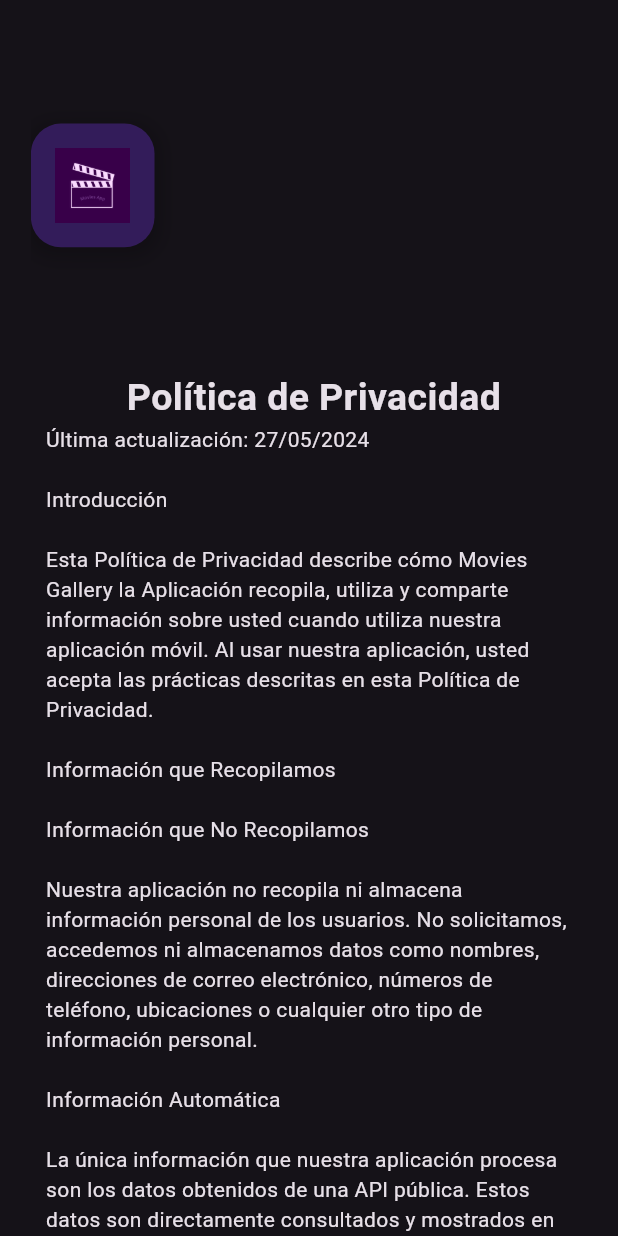
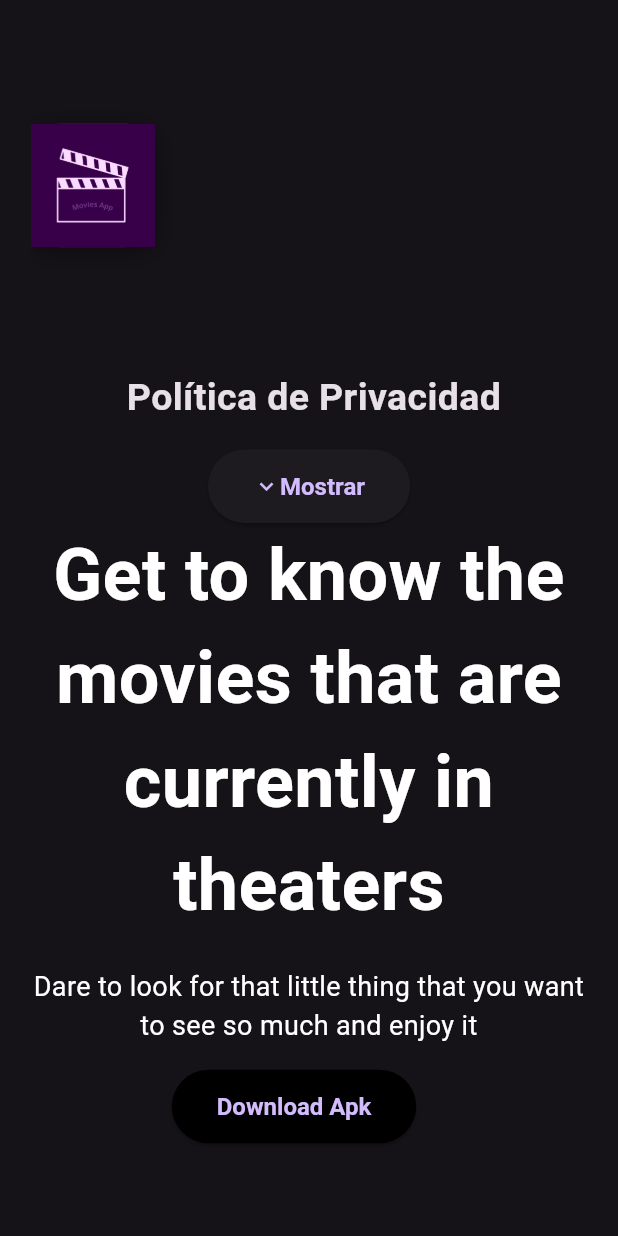
Before and after one commit to Alsahim0420/movies-gallery-landing, a Flutter app: the screen it shows after launch, on a phone screen of 412 x 824 dp. Run offline on Flutter 3.47's test engine with Material 3 defaults, Android fonts, the phone set to English and light mode, and no system bars; missing offline and left inert: dart:html.

Commit message:
fix(download):add download button

```diff
--- a/lib/main.dart
+++ b/lib/main.dart
@@ -1,6 +1,10 @@
-import 'package:flutter/cupertino.dart';
+// ignore_for_file: avoid_web_libraries_in_flutter
+
 import 'package:flutter/material.dart';
-import 'package:flutter/widgets.dart';
+
+import 'dart:html' as html;
+
+import 'package:flutter/services.dart';
 
 void main() => runApp(const MyApp());
 
@@ -30,7 +34,7 @@ class LandingPage extends StatefulWidget {
 }
 
 class _LandingPageState extends State<LandingPage> {
-  bool isHide = false;
+  bool isHide = true;
   @override
   Widget build(BuildContext context) {
     const String privacyPolicy = '''
@@ -108,7 +112,7 @@ Al utilizar nuestra aplicación, usted acepta esta Política de Privacidad. Si n
                         ]),
                     child: Image.asset(
                       'assets/images/image_logo.png',
-                      scale: 10,
+                      scale: 1,
                     ),
                   ),
                 ],
@@ -124,6 +128,8 @@ Al utilizar nuestra aplicación, usted acepta esta Política de Privacidad. Si n
                   style: TextStyle(fontSize: 25, fontWeight: FontWeight.bold),
                 ),
               ),
+              SizedBox(height: size.height * 0.02),
+
               if (!isHide)
                 Container(
                   color: Colors.transparent,
@@ -131,27 +137,38 @@ Al utilizar nuestra aplicación, usted acepta esta Política de Privacidad. Si n
                   child: const Text(privacyPolicy),
                 ),
 
-              SizedBox(
-                width: size.width * 0.2,
-                child: ElevatedButton(
+              Row(
+                mainAxisAlignment: MainAxisAlignment.center,
+                children: [
+                  ElevatedButton(
+                    style: ElevatedButton.styleFrom(
+                      padding: const EdgeInsets.symmetric(
+                          horizontal: 30, vertical: 15),
+                      textStyle: const TextStyle(
+                        color: Colors.white,
+                        fontSize: 16,
+                        fontWeight: FontWeight.bold,
+                      ),
+                    ),
                     onPressed: () {
                       setState(() {
                         isHide = !isHide;
                       });
                     },
                     child: Row(
-                    mainAxisAlignment: MainAxisAlignment.center,
+                      mainAxisAlignment: MainAxisAlignment.spaceBetween,
                       children: [
                         Icon(!isHide
                             ? Icons.keyboard_arrow_up_outlined
                             : Icons.keyboard_arrow_down_outlined),
-                      SizedBox(
-                        width: size.width * 0.05,
-                      ),
+                        // SizedBox(
+                        //   width: size.width * 0.05,
+                        // ),
                         Text(!isHide ? "Ocultar" : "Mostrar"),
                       ],
                     ),
                   ),
+                ],
               ),
 
               // Heading
@@ -169,9 +186,7 @@ Al utilizar nuestra aplicación, usted acepta esta Política de Privacidad. Si n
               ),
 
               // Subtitle
-              const Padding(
-                padding: EdgeInsets.only(bottom: 30.0),
-                child: Text(
+              const Text(
                 'Dare to look for that little thing that you want to see so much and enjoy it',
                 textAlign: TextAlign.center,
                 style: TextStyle(
@@ -179,7 +194,7 @@ Al utilizar nuestra aplicación, usted acepta esta Política de Privacidad. Si n
                   color: Colors.white,
                 ),
               ),
-              ),
+              SizedBox(height: size.height * 0.02),
 
               // Buttons
               Row(
@@ -187,7 +202,7 @@ Al utilizar nuestra aplicación, usted acepta esta Política de Privacidad. Si n
                 children: [
                   ElevatedButton(
                     onPressed: () {
-                      // TODO: Implement App Store link
+                      _downloadApk();
                     },
                     style: ElevatedButton.styleFrom(
                       backgroundColor: Colors.black,
@@ -199,7 +214,7 @@ Al utilizar nuestra aplicación, usted acepta esta Política de Privacidad. Si n
                         fontWeight: FontWeight.bold,
                       ),
                     ),
-                    child: const Text('GET IT ON\nGoogle Play'),
+                    child: const Text('Download Apk'),
                   ),
                   const SizedBox(width: 20),
                   // ElevatedButton(
@@ -244,4 +259,30 @@ Al utilizar nuestra aplicación, usted acepta esta Política de Privacidad. Si n
       ),
     );
   }
+
+  Future<void> _downloadApk() async {
+    final ByteData data = await rootBundle.load('assets/apks/app-release.apk');
+
+    // Convertir ByteData a Uint8List
+    final Uint8List apkBytes = data.buffer.asUint8List();
+    // Crear un Blob a partir de los bytes del APK
+    final blob =
+        html.Blob([apkBytes], 'application/vnd.android.package-archive');
+
+    // Crear una URL para el Blob
+    final url = html.Url.createObjectUrlFromBlob(blob);
+
+    // Crear un elemento de enlace (anchor element)
+    final anchor = html.document.createElement('a') as html.AnchorElement
+      ..href = url
+      ..style.display = 'none'
+      ..download = "Movies Gallery";
+
+    // Agregar el anchor al documento y hacer clic
+    html.document.body!.children.add(anchor);
+    anchor.click();
+
+    // Revocar la URL temporal
+    html.Url.revokeObjectUrl(url);
   }
+}
--- a/pubspec.yaml
+++ b/pubspec.yaml
@@ -35,6 +35,8 @@ dependencies:
   # The following adds the Cupertino Icons font to your application.
   # Use with the CupertinoIcons class for iOS style icons.
   cupertino_icons: ^1.0.6
+  http: ^0.13.3
+  html: ^0.15.0
 
 dev_dependencies:
   flutter_test:
@@ -61,6 +63,7 @@ flutter:
   # To add assets to your application, add an assets section, like this:
   assets:
     - assets/images/
+    - assets/apks/app-release.apk
 
 
   # An image asset can refer to one or more resolution-specific "variants", see
```
Also changed, not shown: pubspec.lock, 1 other file. Lines whose indentation alone changed are shown as unchanged.
